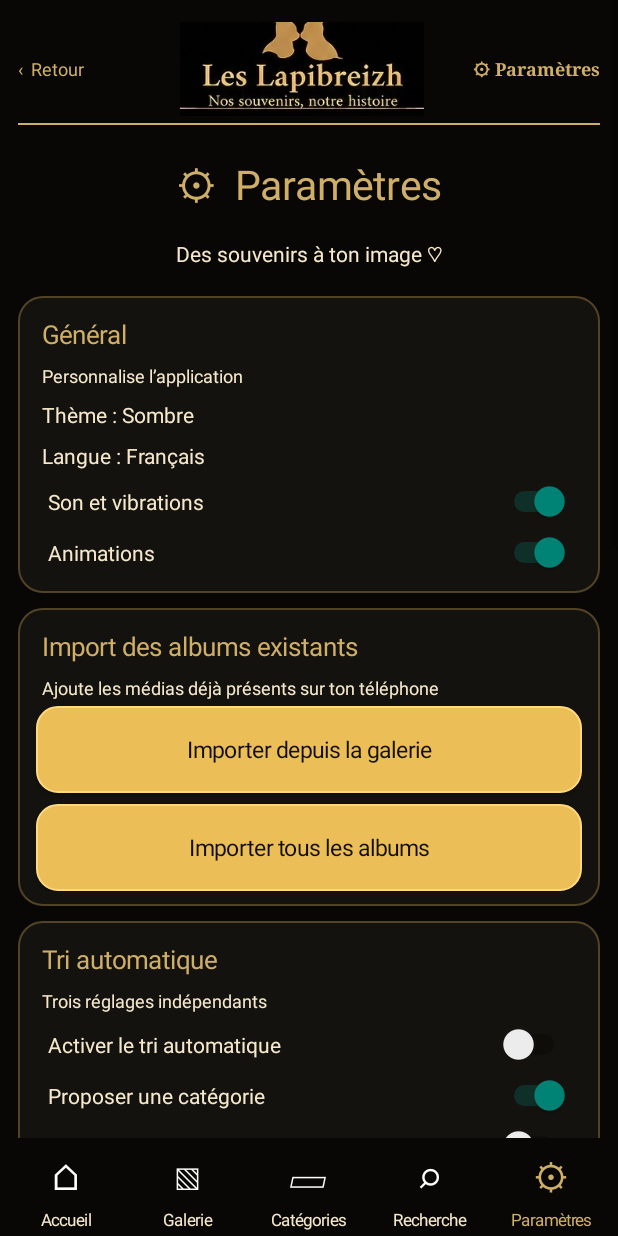
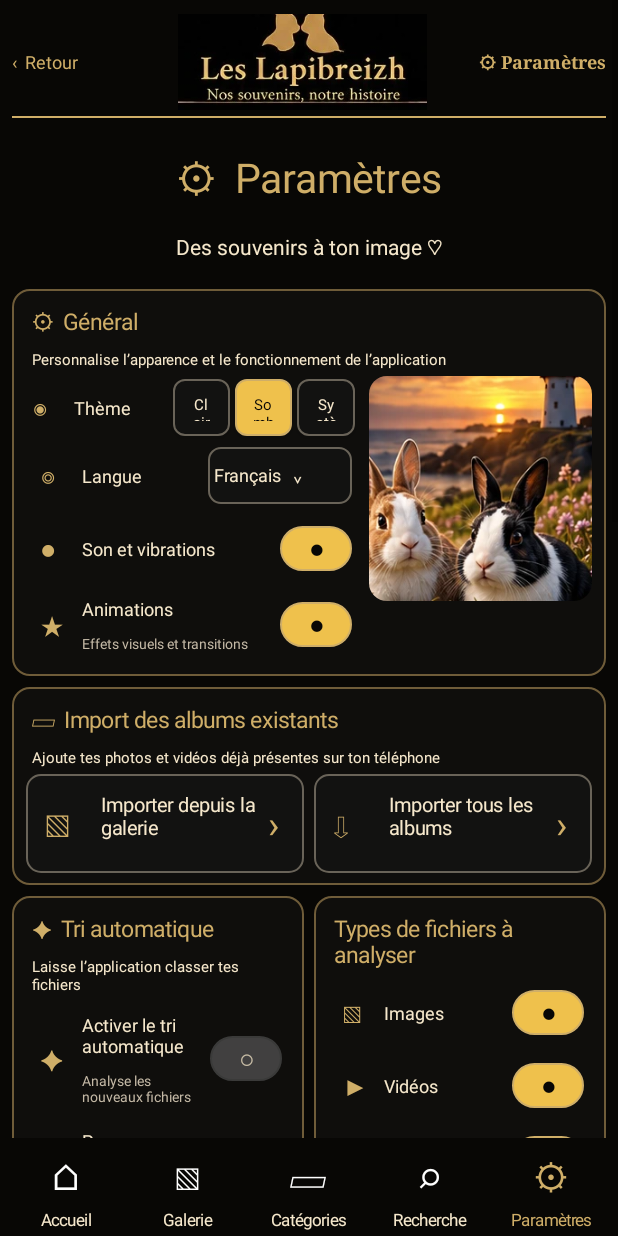
Before and after one commit to jerycort35/Les-Lapibreizh-Android, an Android app: the screen it shows after launch (MainActivity), after a tap on "Paramètres et options", on a phone screen of 412 x 824 dp. Run offline under Robolectric (Android 15) with nearby library versions, the light colour scheme and no system bars; 2 other taps on this screen came first.

Commit message:
V0.6.18 - Refonte complete interfaces et corrections finales

```diff
--- a/app/build.gradle.kts
+++ b/app/build.gradle.kts
@@ -12,8 +12,8 @@ android {
         applicationId = "fr.leslapibreizh.mediatheque"
         minSdk = 26
         targetSdk = 35
-        versionCode = 26
-        versionName = "0.6.17"
+        versionCode = 27
+        versionName = "0.6.18"
     }
     signingConfigs {
         if (hasPrivateSigning) {
--- a/app/src/main/java/fr/leslapibreizh/mediatheque/MainActivity.kt
+++ b/app/src/main/java/fr/leslapibreizh/mediatheque/MainActivity.kt
@@ -94,7 +94,7 @@ class MainActivity : AppCompatActivity() {
     private val artworkCategories = listOf(
         "Académie des Lapibreizh", "Fiches couleurs", "Fiches sportives", "Bricolage",
         "Restaurant des Lapibreizh", "Voyages de Carnot", "Épisodes des Lapibreizh",
-        "Personnages", "Lapins réels", "À classer")
+        "Personnages", "Lapins réels", "Non classées")
 
     private enum class Route { HOME, IMAGES, VIDEOS, UNSORTED, FAVORITES, SETTINGS, CATEGORIES, SEARCH }
     private data class Media(
@@ -134,19 +134,6 @@ class MainActivity : AppCompatActivity() {
             val categories = savedCategories()
             prefs.edit().putString("category_names", categories.joinToString("\u001f"))
                 .putBoolean("v064_video_category_seeded", true).apply()
-        }
-        // V0.6.8 test : dix catégories neutres pour éprouver le défilement et la personnalisation.
-        // Migration non destructive : les catégories et classements existants sont conservés.
-        if (!prefs.getBoolean("v068_test_categories_seeded", false)) {
-            val tests = (1..10).map { "Catégorie $it" }
-            val merged = (savedCategories() + tests).distinct()
-            val edit = prefs.edit().putString("category_names", merged.joinToString("\u001f"))
-                .putBoolean("v068_test_categories_seeded", true)
-            tests.forEach {
-                edit.putString("category_scope_$it", "both")
-                edit.putBoolean("category_video_$it", true)
-            }
-            edit.apply()
         }
         migrateLegacyCategoryImagesToPrivateStorage()
         showHome()
@@ -365,7 +352,7 @@ class MainActivity : AppCompatActivity() {
                 runOnUiThread {
                     if (route == Route.IMAGES) labels.forEachIndexed { i, label ->
                         val category = artworkCategories[i]
-                        label.text = "${if (category == "À classer") grouped[""] ?: 0 else grouped[category] ?: 0} image(s)"
+                        label.text = "${if (category == "Non classées") grouped[""] ?: 0 else grouped[category] ?: 0} image(s)"
                     }
                 }
             } else labels.forEach { it.text = "Accès requis" }
@@ -430,8 +417,8 @@ class MainActivity : AppCompatActivity() {
     }
 
     private fun openGalleryCategory(category: String, kind: Route = Route.IMAGES) {
-        pendingCategory = if (category == "À classer") "" else resolveCategory(category)
-        navigate(if (category == "À classer") Route.UNSORTED else kind)
+        pendingCategory = if (category == "Non classées") "" else resolveCategory(category)
+        navigate(if (category == "Non classées") Route.UNSORTED else kind)
     }
 
     private fun showHome() {
@@ -443,7 +430,7 @@ class MainActivity : AppCompatActivity() {
             hs(15,743,423,405,"Images") { showMediaDashboard(Route.IMAGES) },
             hs(454,743,427,405,"Montages vidéo") { showVideosCategories() },
             hs(16,1164,207,186,"Rechercher") { openSearch(Route.IMAGES) },
-            hs(237,1164,207,186,"À classer") { navigate(Route.UNSORTED) },
+            hs(237,1164,207,186,"Non classées") { navigate(Route.UNSORTED) },
             hs(455,1164,208,186,"Galerie") { navigate(Route.IMAGES) },
             hs(674,1164,209,186,"Paramètres") { showSettings() }
         ))
@@ -470,7 +457,7 @@ class MainActivity : AppCompatActivity() {
             hs(471,906,210,185,"Épisodes") { openGalleryCategory(artworkCategories[6]) },
             hs(692,906,216,185,"Personnages") { openGalleryCategory(artworkCategories[7]) },
             hs(22,1097,216,185,"Lapins réels") { openGalleryCategory(artworkCategories[8]) },
-            hs(249,1097,210,185,"À classer") { navigate(Route.UNSORTED) },
+            hs(249,1097,210,185,"Non classées") { navigate(Route.UNSORTED) },
             hs(22,1296,216,110,"Retrouver") { openSearch(Route.IMAGES) },
             hs(249,1296,210,110,"Trier") { navigate(Route.IMAGES) },
             hs(471,1296,210,110,"Voir la galerie") { navigate(Route.IMAGES) },
@@ -563,7 +550,7 @@ class MainActivity : AppCompatActivity() {
 
     private fun openFilters() {
         AlertDialog.Builder(this).setTitle("Filtres")
-            .setItems(arrayOf("Toutes mes images", "Tous mes montages vidéo", "Sans catégorie", "Favoris")) { _, i ->
+            .setItems(arrayOf("Toutes mes images", "Tous mes montages vidéo", "Non classées", "Favoris")) { _, i ->
                 when(i) { 0 -> navigate(Route.IMAGES); 1 -> navigate(Route.VIDEOS)
                     2 -> navigate(Route.UNSORTED); else -> navigate(Route.FAVORITES) }
             }.show()
@@ -945,7 +932,7 @@ class MainActivity : AppCompatActivity() {
     }
 
     private fun chooseCategory() {
-        val categories = listOf("Toutes les catégories", "Sans catégorie") + savedCategories()
+        val categories = listOf("Toutes les catégories", "Non classées") + savedCategories()
         AlertDialog.Builder(this).setTitle("Classement Lapibreizh")
             .setItems(categories.toTypedArray()) { _, index ->
                 categoryFilter = when (index) { 0 -> null; 1 -> ""; else -> categories[index] }
@@ -980,7 +967,7 @@ class MainActivity : AppCompatActivity() {
 
     private fun classifySelected() {
         val cats = savedCategories()
-        val choices = (listOf("Sans catégorie") + cats).toTypedArray()
+        val choices = (listOf("Non classées") + cats).toTypedArray()
         AlertDialog.Builder(this).setTitle("Classer ${selected.size} élément(s)")
             .setItems(choices) { _, index ->
                 val category = if (index == 0) "" else cats[index - 1]
@@ -1311,86 +1298,130 @@ class MainActivity : AppCompatActivity() {
             setOnClickListener { onClick() }
         }
 
+    private fun prefLine(symbol: String, title: String, detail: String, key: String, defaultValue: Boolean): LinearLayout =
+        LinearLayout(this).apply {
+            orientation=LinearLayout.HORIZONTAL; gravity=Gravity.CENTER_VERTICAL
+            setPadding(dp(5),dp(3),dp(5),dp(3))
+            addView(simpleLabel(symbol,18f,gold),LinearLayout.LayoutParams(dp(28),dp(42)))
+            val labels=LinearLayout(this@MainActivity).apply { orientation=LinearLayout.VERTICAL }
+            labels.addView(simpleLabel(title,12f,cream))
+            if(detail.isNotBlank()) labels.addView(simpleLabel(detail,9.5f,Color.rgb(196,185,166)))
+            addView(labels,LinearLayout.LayoutParams(0,-2,1f))
+            addView(settingsPrefToggle(key,defaultValue),LinearLayout.LayoutParams(dp(48),dp(30)))
+        }
+
+    private fun choiceLine(symbol:String,title:String,value:String,onClick:()->Unit):LinearLayout =
+        LinearLayout(this).apply {
+            orientation=LinearLayout.HORIZONTAL;gravity=Gravity.CENTER_VERTICAL
+            setPadding(dp(5),dp(3),dp(5),dp(3))
+            addView(simpleLabel(symbol,18f,gold),LinearLayout.LayoutParams(dp(28),dp(42)))
+            addView(simpleLabel(title,12f,cream),LinearLayout.LayoutParams(dp(88),dp(42)))
+            val field=simpleLabel("$value   ⌄",12f,cream).apply {
+                gravity=Gravity.CENTER_VERTICAL
+                background=GradientDrawable().apply { setColor(Color.rgb(18,18,17));cornerRadius=dp(8).toFloat();setStroke(dp(1),Color.rgb(105,99,88)) }
+                isClickable=true;setOnClickListener{onClick()}
+            }
+            addView(field,LinearLayout.LayoutParams(0,dp(38),1f))
+        }
+
+    private fun themeSelector(): LinearLayout = LinearLayout(this).apply {
+        orientation=LinearLayout.HORIZONTAL;gravity=Gravity.CENTER_VERTICAL
+        addView(simpleLabel("◉",18f,gold),LinearLayout.LayoutParams(dp(28),dp(42)))
+        addView(simpleLabel("Thème",12f,cream),LinearLayout.LayoutParams(dp(70),dp(42)))
+        val current=prefs.getString("theme","Sombre") ?: "Sombre"
+        listOf("Clair","Sombre","Système").forEach { name ->
+            val selectedTheme=name==current
+            addView(action(name) { prefs.edit().putString("theme",name).apply(); showSettings() }.apply {
+                textSize=10f
+                setTextColor(if(selectedTheme) black else cream)
+                background=GradientDrawable().apply {
+                    cornerRadius=dp(7).toFloat();setStroke(dp(1),if(selectedTheme) gold else Color.rgb(105,99,88))
+                    setColor(if(selectedTheme) Color.rgb(239,193,76) else Color.rgb(18,18,17))
+                }
+            },LinearLayout.LayoutParams(0,dp(38),1f).apply { marginEnd=dp(3) })
+        }
+    }
+
     /** V067 — esprit graphique de la maquette Paramètres validée.
      * La page peut défiler : priorité au rendu noir/or, aux vrais boutons et à la lisibilité.
      * Les réglages d’automatisation sont persistants ; le moteur de classement sera branché séparément.
      */
     private fun showSettings() {
-        generation++
-        screenMode = "settings"
-        route = Route.SETTINGS
-        selected.clear()
-
-        val content = root()
-        content.addView(brandHeader("Retour", "⚙ Paramètres", { showHome() }))
-        content.addView(visualTitle("⚙", "Paramètres", "Des souvenirs à ton image ♡"))
-
-        val general = section("Général", "Personnalise l’application")
-        general.addView(simpleLabel("Thème : Sombre", 14f, cream))
-        general.addView(simpleLabel("Langue : Français", 14f, cream))
-        general.addView(switchRow("Son et vibrations", "settings_sound"))
-        general.addView(switchRow("Animations", "settings_animations"))
-        content.addView(general, LinearLayout.LayoutParams(-1,-2).apply { bottomMargin=dp(10) })
-
-        val imports = section("Import des albums existants", "Ajoute les médias déjà présents sur ton téléphone")
-        imports.addView(primaryAction("Importer depuis la galerie") { showAlbumImport() },
-            LinearLayout.LayoutParams(-1,dp(58)).apply { bottomMargin=dp(7) })
-        imports.addView(primaryAction("Importer tous les albums") { showAlbumImport(true) },
-            LinearLayout.LayoutParams(-1,dp(58)))
-        content.addView(imports, LinearLayout.LayoutParams(-1,-2).apply { bottomMargin=dp(10) })
-
-        val auto = section("Tri automatique", "Trois réglages indépendants")
-        auto.addView(switchRow("Activer le tri automatique", "auto_sort"))
-        auto.addView(switchRow("Proposer une catégorie", "auto_suggest"))
-        auto.addView(switchRow("Créer une catégorie si besoin", "auto_create"))
-        content.addView(auto, LinearLayout.LayoutParams(-1,-2).apply { bottomMargin=dp(10) })
-
-        val types = section("Types de fichiers à analyser", "Choisis les sources prises en compte")
-        types.addView(switchRow("Images", "auto_type_images"))
-        types.addView(switchRow("Vidéos", "auto_type_videos"))
-        types.addView(switchRow("Captures d’écran", "auto_type_screenshots"))
-        types.addView(switchRow("Téléchargements", "auto_type_downloads"))
-        types.addView(switchRow("Partages (WhatsApp, etc.)", "auto_type_shares"))
-        types.addView(switchRow("Autres", "auto_type_other"))
-        content.addView(types, LinearLayout.LayoutParams(-1,-2).apply { bottomMargin=dp(10) })
-
-        val cats = section("Gestion des catégories", "Nom, miniature et organisation")
-        cats.addView(primaryAction("Modifier les catégories") {
-            showCategoryManager(false, CategoryEntry.SETTINGS)
-        }, LinearLayout.LayoutParams(-1,dp(58)))
-        content.addView(cats, LinearLayout.LayoutParams(-1,-2).apply { bottomMargin=dp(10) })
-
-        val duplicates = section("Gestion des doublons", "Détection et comparaison avant toute suppression")
-        duplicates.addView(primaryAction("Analyser les doublons") { findDuplicates() },
-            LinearLayout.LayoutParams(-1,dp(58)))
-        content.addView(duplicates, LinearLayout.LayoutParams(-1,-2).apply { bottomMargin=dp(10) })
-
-        val other = section("Autres options")
-        other.addView(action("Vider le cache") {
-            AlertDialog.Builder(this)
-                .setTitle("Vider le cache ?")
-                .setMessage("Tes médias et classements ne seront pas supprimés.")
-                .setPositiveButton("Vider") { _, _ ->
-                    bitmapCache.evictAll()
-                    Toast.makeText(this, "Cache vidé", Toast.LENGTH_SHORT).show()
-                }
-                .setNegativeButton("Annuler", null)
-                .show()
-        }, LinearLayout.LayoutParams(-1,dp(56)).apply { bottomMargin=dp(7) })
-        other.addView(dangerAction("Réinitialiser l’application") { confirmReset() },
-            LinearLayout.LayoutParams(-1,dp(56)))
-        content.addView(other, LinearLayout.LayoutParams(-1,-2).apply { bottomMargin=dp(14) })
-
-        val scroll = ScrollView(this).apply {
-            isFillViewport = true
-            addView(content)
-        }
-        val screen = LinearLayout(this).apply {
-            orientation = LinearLayout.VERTICAL
-            setBackgroundColor(black)
-            addView(scroll, LinearLayout.LayoutParams(-1,0,1f))
-            addView(navBar(Route.SETTINGS), LinearLayout.LayoutParams(-1,dp(65)))
-        }
+        generation++; screenMode="settings"; route=Route.SETTINGS; selected.clear()
+        val content=root().apply { setPadding(dp(8),dp(5),dp(8),dp(8)) }
+        content.addView(brandHeader("Retour","⚙ Paramètres",{showHome()}))
+        content.addView(visualTitle("⚙","Paramètres","Des souvenirs à ton image ♡"))
+
+        val general=compactPanel("⚙  Général","Personnalise l’apparence et le fonctionnement de l’application")
+        val generalBody=LinearLayout(this).apply { orientation=LinearLayout.HORIZONTAL }
+        val controls=LinearLayout(this).apply { orientation=LinearLayout.VERTICAL }
+        controls.addView(themeSelector())
+        controls.addView(choiceLine("◎","Langue","Français") {
+            AlertDialog.Builder(this@MainActivity).setTitle("Langue").setSingleChoiceItems(arrayOf("Français"),0,null).setPositiveButton("OK",null).show()
+        })
+        controls.addView(prefLine("●","Son et vibrations","","settings_sound",true))
+        controls.addView(prefLine("★","Animations","Effets visuels et transitions","settings_animations",true))
+        generalBody.addView(controls,LinearLayout.LayoutParams(0,-2,0.60f))
+        generalBody.addView(scenicImage(R.drawable.ui_settings_scene,150),LinearLayout.LayoutParams(0,dp(150),0.40f).apply { marginStart=dp(6) })
+        general.addView(generalBody)
+        content.addView(general,LinearLayout.LayoutParams(-1,-2).apply {bottomMargin=dp(7)})
+
+        val imports=compactPanel("▱  Import des albums existants","Ajoute tes photos et vidéos déjà présentes sur ton téléphone")
+        val importRow=LinearLayout(this).apply { orientation=LinearLayout.HORIZONTAL }
+        importRow.addView(settingsButton("▧","Importer depuis la galerie","Sélectionne un ou plusieurs albums") {showAlbumImport()},LinearLayout.LayoutParams(0,dp(66),1f).apply{marginEnd=dp(3)})
+        importRow.addView(settingsButton("⇩","Importer tous les albums","Analyse et propose un classement") {showAlbumImport(true)},LinearLayout.LayoutParams(0,dp(66),1f).apply{marginStart=dp(3)})
+        imports.addView(importRow);content.addView(imports,LinearLayout.LayoutParams(-1,-2).apply{bottomMargin=dp(7)})
+
+        val two=LinearLayout(this).apply { orientation=LinearLayout.HORIZONTAL }
+        val auto=compactPanel("✦  Tri automatique","Laisse l’application classer tes fichiers")
+        auto.addView(prefLine("✦","Activer le tri automatique","Analyse les nouveaux fichiers","auto_sort",false))
+        auto.addView(prefLine("▱","Proposer une catégorie","Suggestion modifiable","auto_suggest",true))
+        auto.addView(prefLine("＋","Créer une catégorie si besoin","Création automatique autorisée","auto_create",false))
+        val types=compactPanel("Types de fichiers à analyser")
+        types.addView(prefLine("▧","Images","","source_images",true))
+        types.addView(prefLine("▶","Vidéos","","source_videos",true))
+        types.addView(prefLine("▣","Captures d’écran","","source_screenshots",true))
+        types.addView(prefLine("⇩","Téléchargements","","source_downloads",true))
+        types.addView(prefLine("◉","Partages (WhatsApp, etc.)","","source_shares",true))
+        types.addView(prefLine("▤","Autres","","source_other",false))
+        two.addView(auto,LinearLayout.LayoutParams(0,-2,1f).apply{marginEnd=dp(3)})
+        two.addView(types,LinearLayout.LayoutParams(0,-2,1f).apply{marginStart=dp(3)})
+        content.addView(two,LinearLayout.LayoutParams(-1,-2).apply{bottomMargin=dp(7)})
+
+        val cats=compactPanel("▱  Gestion des catégories","Organise tes catégories selon tes préférences")
+        val catRow=LinearLayout(this).apply {orientation=LinearLayout.HORIZONTAL;gravity=Gravity.CENTER_VERTICAL}
+        catRow.addView(settingsButton("⚙","Modifier les catégories","Photo, nom, icône et ordre") {showCategoryManager(false,CategoryEntry.SETTINGS)},LinearLayout.LayoutParams(0,dp(66),0.64f))
+        catRow.addView(scenicImage(R.drawable.ui_category_scene,66),LinearLayout.LayoutParams(0,dp(66),0.36f).apply{marginStart=dp(6)})
+        cats.addView(catRow);content.addView(cats,LinearLayout.LayoutParams(-1,-2).apply{bottomMargin=dp(7)})
+
+        val dup=compactPanel("▣  Gestion des doublons","Choisis l’action par défaut lors de la détection de doublons")
+        val dupRow=LinearLayout(this).apply{orientation=LinearLayout.HORIZONTAL}
+        val left=LinearLayout(this).apply{orientation=LinearLayout.VERTICAL}
+        val duplicateMode=prefs.getString("duplicate_default","Me demander à chaque fois") ?: "Me demander à chaque fois"
+        left.addView(choiceLine("","Action par défaut",duplicateMode){
+            val opts=arrayOf("Me demander à chaque fois","Déplacer quand même","Déplacer vers Autres","Ignorer")
+            AlertDialog.Builder(this@MainActivity).setTitle("Action par défaut").setItems(opts){_,i->prefs.edit().putString("duplicate_default",opts[i]).apply();showSettings()}.show()
+        })
+        left.addView(settingsButton("⌕","Analyser les doublons","Comparer les fichiers strictement identiques") {findDuplicates()},LinearLayout.LayoutParams(-1,dp(58)))
+        val right=LinearLayout(this).apply{orientation=LinearLayout.VERTICAL;setPadding(dp(8),dp(4),dp(4),dp(4))
+            addView(simpleLabel("Options disponibles",11f,gold));addView(simpleLabel("✓ Déplacer quand même",10f,cream));addView(simpleLabel("✓ Déplacer vers Autres",10f,cream));addView(simpleLabel("✓ Ignorer",10f,cream));addView(simpleLabel("✓ Appliquer ce choix aux autres doublons",9.5f,cream))}
+        dupRow.addView(left,LinearLayout.LayoutParams(0,-2,0.55f));dupRow.addView(right,LinearLayout.LayoutParams(0,-2,0.45f))
+        dup.addView(dupRow);content.addView(dup,LinearLayout.LayoutParams(-1,-2).apply{bottomMargin=dp(7)})
+
+        val bottom=LinearLayout(this).apply{orientation=LinearLayout.HORIZONTAL}
+        val storage=compactPanel("●  Espace de stockage","Voir l’espace utilisé et optimiser ton stockage")
+        val stat=StatFs(Environment.getDataDirectory().path);val total=stat.totalBytes;val free=stat.availableBytes;val used=(total-free).coerceAtLeast(0L);val pct=if(total>0)((used*100)/total).toInt() else 0
+        storage.addView(simpleLabel("${formatBytes(used)} utilisés sur ${formatBytes(total)}   ·   $pct %",10.5f,cream))
+        val other=compactPanel("•••  Autres options")
+        other.addView(compactLine("↻","Vider le cache","" ){AlertDialog.Builder(this@MainActivity).setTitle("Vider le cache ?").setMessage("Tes médias et classements ne seront pas supprimés.").setPositiveButton("Vider"){_,_->bitmapCache.evictAll();Toast.makeText(this@MainActivity,"Cache vidé",Toast.LENGTH_SHORT).show()}.setNegativeButton("Annuler",null).show()})
+        other.addView(compactLine("⟲","Réinitialiser l’application","",{confirmReset()}))
+        other.addView(compactLine("ⓘ","À propos","Version ${BuildConfig.VERSION_NAME}",null))
+        bottom.addView(storage,LinearLayout.LayoutParams(0,-2,1f).apply{marginEnd=dp(3)});bottom.addView(other,LinearLayout.LayoutParams(0,-2,1f).apply{marginStart=dp(3)})
+        content.addView(bottom,LinearLayout.LayoutParams(-1,-2).apply{bottomMargin=dp(7)})
+        content.addView(visualFooter(),LinearLayout.LayoutParams(-1,dp(125)))
+
+        val scroll=ScrollView(this).apply{isFillViewport=true;addView(content)}
+        val screen=LinearLayout(this).apply{orientation=LinearLayout.VERTICAL;setBackgroundColor(black);addView(scroll,LinearLayout.LayoutParams(-1,0,1f));addView(navBar(Route.SETTINGS),LinearLayout.LayoutParams(-1,dp(65)))}
         setContentView(screen)
     }
 
@@ -1924,7 +1955,7 @@ class MainActivity : AppCompatActivity() {
         val percent=simpleLabel("0 %",20f,gold)
         progressCard.addView(percent)
         progressCard.addView(txt)
-        val origins=medias.map { getCategory(it).ifEmpty { "À classer" } }.distinct()
+        val origins=medias.map { getCategory(it).ifEmpty { "Non classées" } }.distinct()
         progressCard.addView(note("Depuis : ${if (origins.size==1) origins.first() else "Plusieurs catégories"}  →  Vers : $destination"))
         layout.addView(progressCard,LinearLayout.LayoutParams(-1,-2).apply { bottomMargin=dp(9) })
         layout.addView(mediaPreviewStrip(medias),LinearLayout.LayoutParams(-1,dp(94)))
@@ -2254,7 +2285,7 @@ class MainActivity : AppCompatActivity() {
         fun card(title: String, media: Media): LinearLayout = section(title).apply {
             addView(mediaArtwork(media, 190), LinearLayout.LayoutParams(-1, dp(190)))
             addView(heading(media.title, 16f))
-            addView(note("Album : ${media.album} · Catégorie : ${getCategory(media).ifEmpty { "À classer" }} · ${formatBytes(media.size)}"))
+            addView(note("Album : ${media.album} · Catégorie : ${getCategory(media).ifEmpty { "Non classées" }} · ${formatBytes(media.size)}"))
         }
         val pair = LinearLayout(this).apply { orientation=LinearLayout.HORIZONTAL }
         pair.addView(card("IMAGE EXISTANTE", existing), LinearLayout.LayoutParams(0,-2,1f).apply { marginEnd=dp(4) })
```
Also changed, not shown: app/src/main/res/drawable-nodpi/ui_category_scene.webp, app/src/main/res/drawable-nodpi/ui_settings_scene.webp, 1 other file.
